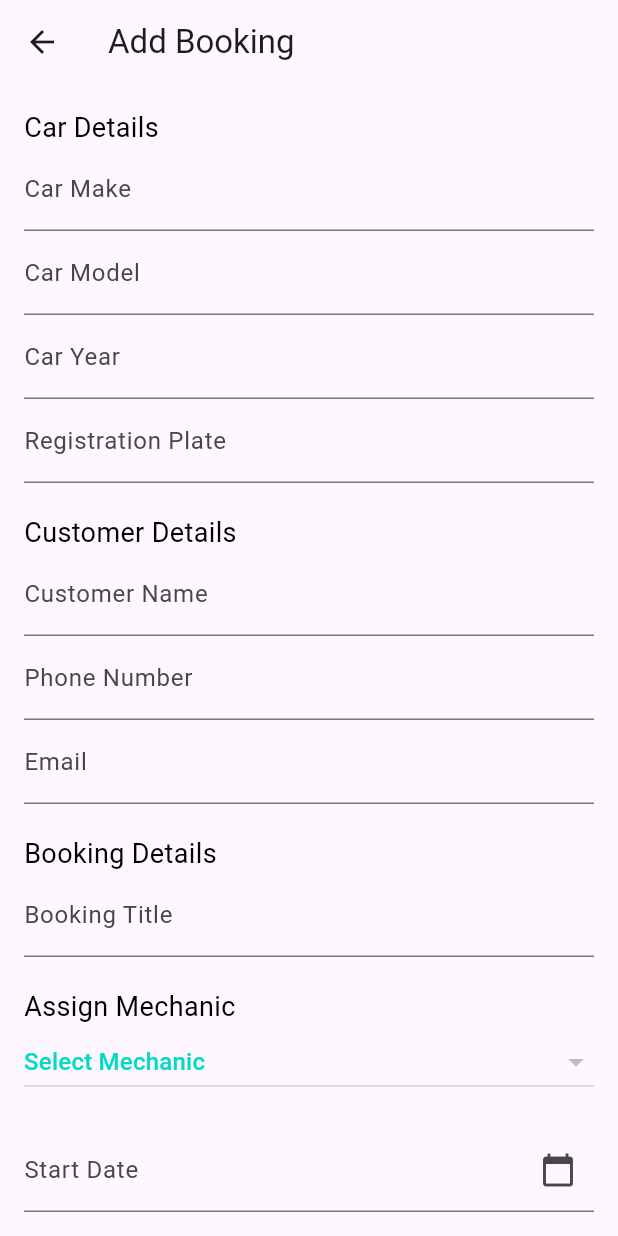
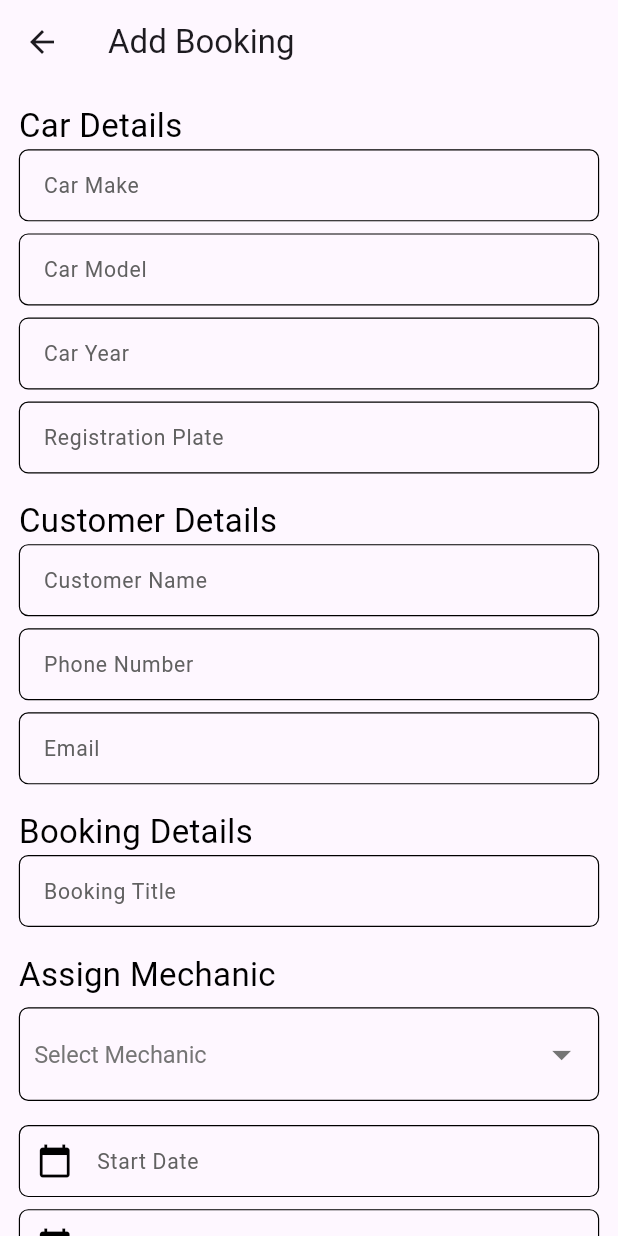
Before and after one commit to alxayeed/car_workshop, a Flutter app: the BookingsListScreen screen opened by its route, after a tap on the "add" icon, on a phone screen of 412 x 824 dp. Run offline on Flutter 3.47's test engine with Material 3 defaults, Android fonts, the phone set to English and light mode, and no system bars; our stand-ins replace cloud_firestore, dartz, equatable, firebase_auth, firebase_core, flutter_screenutil and 4 more; accounts and stored records are empty; statements that could not run were skipped.

Commit message:
UPDATE: code refactored. ui updated. reusable components added and used

```diff
--- /dev/null
+++ b/lib/core/common/widgets/custom_button.dart
@@ -0,0 +1,39 @@
+import 'package:flutter/material.dart';
+import 'package:flutter_screenutil/flutter_screenutil.dart';
+
+class CustomButton extends StatelessWidget {
+  final String labelText;
+  final Color backgroundColor;
+  final Color foregroundColor;
+  final VoidCallback? onPressed;
+
+  const CustomButton({
+    super.key,
+    required this.labelText,
+    this.backgroundColor = Colors.blue,
+    this.foregroundColor = Colors.white,
+    this.onPressed,
+  });
+
+  @override
+  Widget build(BuildContext context) {
+    return SizedBox(
+      width: double.infinity,
+      child: ElevatedButton(
+        style: ElevatedButton.styleFrom(
+          backgroundColor: backgroundColor,
+          foregroundColor: foregroundColor,
+          padding: EdgeInsets.symmetric(vertical: 16.h),
+          shape: RoundedRectangleBorder(
+            borderRadius: BorderRadius.circular(8.r),
+          ),
+        ),
+        onPressed: onPressed,
+        child: Text(
+          labelText,
+          style: TextStyle(fontSize: 24.sp),
+        ),
+      ),
+    );
+  }
+}
--- /dev/null
+++ b/lib/core/common/widgets/custom_dropdown_button.dart
@@ -0,0 +1,63 @@
+import 'package:flutter/material.dart';
+import 'package:flutter_screenutil/flutter_screenutil.dart';
+
+class CustomDropdownButton<T> extends StatelessWidget {
+  final List<DropdownMenuItem<T>> items;
+  final T? value;
+  final String hint;
+  final ValueChanged<T?> onChanged;
+  final String labelText;
+
+  const CustomDropdownButton({
+    super.key,
+    required this.items,
+    required this.value,
+    required this.hint,
+    required this.onChanged,
+    required this.labelText,
+  });
+
+  @override
+  Widget build(BuildContext context) {
+    return Column(
+      crossAxisAlignment: CrossAxisAlignment.start,
+      children: [
+        Text(
+          labelText,
+          style: TextStyle(fontSize: 28.sp),
+        ),
+        SizedBox(height: 8.h),
+        Container(
+          padding: EdgeInsets.symmetric(horizontal: 12.w, vertical: 8.h),
+          decoration: BoxDecoration(
+            border: Border.all(color: Colors.black, width: 1.w),
+            borderRadius: BorderRadius.circular(8.r),
+          ),
+          child: DropdownButtonHideUnderline(
+            child: DropdownButton<T>(
+              isExpanded: true,
+              value: value,
+              hint: Text(
+                hint,
+                style: TextStyle(fontSize: 20.sp, color: Colors.grey[600]),
+              ),
+              items: items,
+              onChanged: onChanged,
+              dropdownColor: Colors.white,
+              icon: Icon(
+                Icons.arrow_drop_down,
+                size: 38.sp,
+                color: Colors.grey[600],
+              ),
+              style: TextStyle(
+                color: Colors.black,
+                fontSize: 18.sp,
+                fontWeight: FontWeight.w400,
+              ),
+            ),
+          ),
+        ),
+      ],
+    );
+  }
+}
--- /dev/null
+++ b/lib/core/common/widgets/custom_text_field.dart
@@ -0,0 +1,54 @@
+import 'package:car_workshop/core/style/app_colors.dart';
+import 'package:flutter/material.dart';
+import 'package:flutter_screenutil/flutter_screenutil.dart';
+
+class CustomTextField extends StatelessWidget {
+  final TextEditingController controller;
+  final String hintText;
+  final bool obscureText;
+  final TextInputType keyboardType;
+  final IconData? prefixIcon;
+  final bool readOnly;
+  final VoidCallback? onTap;
+
+  const CustomTextField({
+    super.key,
+    required this.controller,
+    required this.hintText,
+    this.obscureText = false,
+    this.keyboardType = TextInputType.text,
+    this.prefixIcon,
+    this.readOnly = false,
+    this.onTap,
+  });
+
+  @override
+  Widget build(BuildContext context) {
+    return TextField(
+      controller: controller,
+      obscureText: obscureText,
+      keyboardType: keyboardType,
+      readOnly: readOnly,
+      onTap: onTap,
+      decoration: InputDecoration(
+        hintText: hintText,
+        hintStyle: TextStyle(
+            color: Colors.grey.shade700,
+            fontSize: 18.sp,
+            fontWeight: FontWeight.w400),
+        prefixIcon: prefixIcon != null
+            ? Icon(prefixIcon, color: AppColors.borderColor)
+            : null,
+        focusedBorder: OutlineInputBorder(
+          borderRadius: BorderRadius.circular(8.r),
+          borderSide: BorderSide(color: AppColors.borderColor, width: 1.w),
+        ),
+        enabledBorder: OutlineInputBorder(
+          borderRadius: BorderRadius.circular(8.r),
+          borderSide: BorderSide(color: AppColors.borderColor, width: 1.w),
+        ),
+        contentPadding: EdgeInsets.symmetric(vertical: 12.h, horizontal: 16.w),
+      ),
+    );
+  }
+}
--- /dev/null
+++ b/lib/core/common/widgets/widgets.dart
@@ -0,0 +1,3 @@
+export 'custom_button.dart';
+export 'custom_dropdown_button.dart';
+export 'custom_text_field.dart';
--- a/lib/core/constants/app_strings.dart
+++ b/lib/core/constants/app_strings.dart
@@ -1,6 +1,7 @@
 class AppStrings {
   static const String appTitle = "Car Workshop App";
   static const String login = "Login";
+  static const String logout = "Log Out";
   static const String register = "Register";
   static const String welcomeMessage = "Welcome to the Car Workshop App!";
   static const String pleaseWait = 'Please wait...';
@@ -10,10 +11,29 @@ class AppStrings {
   static const String name = 'Name';
   static const String email = 'Email';
   static const String password = 'Password';
+  static const String role = 'Role';
   static const String noAccount = "Don't have an account? ";
   static const String signUpLink = 'Register Now';
   static const String alreadyRegistered = 'Already registered? ';
   static const String loginLink = 'Login';
+  static const String profile = 'Profile';
+  static const String noDataAvailable = 'No user data available.';
+  static const String addBooking = 'Add Booking';
+
+  static const String carDetails = 'Car Details';
+  static const String carMake = 'Car Make';
+  static const String carModel = 'Car Model';
+  static const String carYear = 'Car Year';
+  static const String registrationPlate = 'Registration Plate';
+  static const String customerDetails = 'Customer Details';
+  static const String customerName = 'Customer Name';
+  static const String phoneNumber = 'Phone Number';
+  static const String bookingDetails = 'Booking Details';
+  static const String bookingTitle = 'Booking Title';
+  static const String assignMechanic = 'Assign Mechanic';
+  static const String selectMechanic = 'Select Mechanic';
+  static const String startDate = 'Start Date';
+  static const String endDate = 'End Date';
 
   //Get Storage
   static const String loggedUser = 'logged_user';
--- a/lib/core/style/app_colors.dart
+++ b/lib/core/style/app_colors.dart
@@ -1,7 +1,11 @@
 import 'package:flutter/material.dart';
 
 class AppColors {
-  static const Color primary = Color(0xFF6200EE);
+  static const Color primary = Colors.teal;
+  static const Color borderColor = Colors.black;
+  static Color iconColor = Colors.grey.shade700;
+  static Color textColor = Colors.black;
+
   static const Color accent = Color(0xFF03DAC6);
   static const Color text = Color(0xFF000000);
   static const Color primaryDark = Color(0xFF3700B3);
--- a/lib/features/bookings/presentation/screens/add_booking_screen.dart
+++ b/lib/features/bookings/presentation/screens/add_booking_screen.dart
@@ -1,14 +1,16 @@
-// ignore_for_file: must_be_immutable
-
+import 'package:car_workshop/core/constants/app_strings.dart';
 import 'package:flutter/material.dart';
+import 'package:flutter_screenutil/flutter_screenutil.dart';
 import 'package:get/get.dart';
 
+import '../../../../core/common/widgets/widgets.dart';
 import '../../../auth/domain/entities/user_entity.dart';
 import '../../domain/entities/booking_entity.dart';
 import '../../domain/entities/car_entity.dart';
 import '../../domain/entities/customer_entity.dart';
 import '../controllers/booking_controller.dart';
 
+// ignore: must_be_immutable
 class AddBookingScreen extends StatelessWidget {
   final BookingsController bookingsController = Get.find<BookingsController>();
 
@@ -48,60 +50,66 @@ class AddBookingScreen extends StatelessWidget {
   Widget build(BuildContext context) {
     return Scaffold(
       appBar: AppBar(
-        title: const Text('Add Booking'),
+        title: const Text(AppStrings.addBooking),
       ),
       body: SingleChildScrollView(
-        padding: const EdgeInsets.all(16.0),
+        padding: EdgeInsets.all(16.w),
         child: Column(
           crossAxisAlignment: CrossAxisAlignment.start,
           children: [
-            const Text('Car Details', style: TextStyle(fontSize: 18)),
-            TextField(
+            Text(
+              AppStrings.carDetails,
+              style: TextStyle(fontSize: 28.sp),
+            ),
+            CustomTextField(
               controller: carMakeController,
-              decoration: const InputDecoration(labelText: 'Car Make'),
+              hintText: AppStrings.carMake,
             ),
-            TextField(
+            SizedBox(height: 10.h),
+            CustomTextField(
               controller: carModelController,
-              decoration: const InputDecoration(labelText: 'Car Model'),
+              hintText: AppStrings.carModel,
             ),
-            TextField(
+            SizedBox(height: 10.h),
+            CustomTextField(
               controller: carYearController,
+              hintText: AppStrings.carYear,
               keyboardType: TextInputType.number,
-              decoration: const InputDecoration(labelText: 'Car Year'),
             ),
-            TextField(
+            SizedBox(height: 10.h),
+            CustomTextField(
               controller: carRegistrationPlateController,
-              decoration:
-                  const InputDecoration(labelText: 'Registration Plate'),
+              hintText: AppStrings.registrationPlate,
             ),
-            const SizedBox(height: 20),
-            const Text('Customer Details', style: TextStyle(fontSize: 18)),
-            TextField(
+            SizedBox(height: 20.h),
+            Text(AppStrings.customerDetails, style: TextStyle(fontSize: 28.sp)),
+            CustomTextField(
               controller: customerNameController,
-              decoration: const InputDecoration(labelText: 'Customer Name'),
+              hintText: AppStrings.customerName,
             ),
-            TextField(
+            SizedBox(height: 10.h),
+            CustomTextField(
               controller: customerPhoneNumberController,
+              hintText: AppStrings.phoneNumber,
               keyboardType: TextInputType.phone,
-              decoration: const InputDecoration(labelText: 'Phone Number'),
             ),
-            TextField(
+            SizedBox(height: 10.h),
+            CustomTextField(
               controller: customerEmailController,
+              hintText: AppStrings.email,
               keyboardType: TextInputType.emailAddress,
-              decoration: const InputDecoration(labelText: 'Email'),
             ),
-            const SizedBox(height: 20),
-            const Text('Booking Details', style: TextStyle(fontSize: 18)),
-            TextField(
+            SizedBox(height: 20.h),
+            Text(AppStrings.bookingDetails, style: TextStyle(fontSize: 28.sp)),
+            CustomTextField(
               controller: titleController,
-              decoration: const InputDecoration(labelText: 'Booking Title'),
+              hintText: AppStrings.bookingTitle,
             ),
-            const SizedBox(height: 20),
-            const Text('Assign Mechanic', style: TextStyle(fontSize: 18)),
-            Obx(() => DropdownButton<UserEntity>(
-                  hint: const Text('Select Mechanic'),
+            SizedBox(height: 20.h),
+            Obx(() => CustomDropdownButton<UserEntity>(
+                  labelText: AppStrings.assignMechanic,
+                  hint: AppStrings.selectMechanic,
                   value: selectedMechanic.value,
-                  isExpanded: true,
                   items: bookingsController.mechanics
                       .map(
                         (mechanic) => DropdownMenuItem<UserEntity>(
@@ -114,29 +122,33 @@ class AddBookingScreen extends StatelessWidget {
                     selectedMechanic.value = value;
                   },
                 )),
-            const SizedBox(height: 20),
-            TextField(
+            SizedBox(height: 20.h),
+            CustomTextField(
               controller: startDateTimeController,
+              hintText: AppStrings.startDate,
+              prefixIcon: Icons.calendar_today,
+              obscureText: false,
+              keyboardType: TextInputType.datetime,
               readOnly: true,
-              decoration: const InputDecoration(
-                labelText: 'Start Date',
-                suffixIcon: Icon(Icons.calendar_today),
-              ),
               onTap: () => _selectDate(context, startDateTimeController),
             ),
-            TextField(
+            SizedBox(height: 10.h),
+            CustomTextField(
               controller: endDateTimeController,
+              hintText: AppStrings.endDate,
+              prefixIcon: Icons.calendar_today,
+              obscureText: false,
+              keyboardType: TextInputType.datetime,
               readOnly: true,
-              decoration: const InputDecoration(
-                labelText: 'End Date',
-                suffixIcon: Icon(Icons.calendar_today),
-              ),
               onTap: () => _selectDate(context, endDateTimeController),
             ),
-            const SizedBox(height: 20),
-            Obx(() => bookingsController.isAddingBooking.value
-                ? const CircularProgressIndicator()
-                : ElevatedButton(
+            SizedBox(height: 20.h),
+            Obx(() => CustomButton(
+                  labelText: bookingsController.isAddingBooking.value
+                      ? AppStrings.pleaseWait
+                      : AppStrings.addBooking,
+                  backgroundColor: Colors.blue, // Adjust color if needed
+                  foregroundColor: Colors.white,
                   onPressed: () {
                     final int carYear = int.parse(carYearController.text);
 
@@ -166,7 +178,6 @@ class AddBookingScreen extends StatelessWidget {
 
                     bookingsController.addBooking(booking);
                   },
-                    child: const Text('Add Booking'),
                 )),
           ],
         ),
--- a/lib/features/bookings/presentation/screens/bookig_list_screen.dart
+++ b/lib/features/bookings/presentation/screens/bookig_list_screen.dart
@@ -1,3 +1,4 @@
+import 'package:car_workshop/core/style/app_colors.dart';
 import 'package:car_workshop/features/bookings/presentation/screens/week_view_bookings_screen.dart';
 import 'package:flutter/material.dart';
 import 'package:get/get.dart';
@@ -66,11 +67,15 @@ class _BookingsListScreenState extends State<BookingsListScreen> {
           ],
         ),
         floatingActionButton: FloatingActionButton(
+          backgroundColor: AppColors.primary,
           onPressed: () {
             Get.to(() => AddBookingScreen());
           },
           tooltip: 'Add Booking',
-          child: const Icon(Icons.add),
+          child: const Icon(
+            Icons.add,
+            color: Colors.white,
+          ),
         ),
       ),
     );
--- a/lib/features/bookings/presentation/widgets/booking_card.dart
+++ b/lib/features/bookings/presentation/widgets/booking_card.dart
@@ -15,6 +15,7 @@ class BookingCard extends StatelessWidget {
     return Card(
       margin: const EdgeInsets.symmetric(vertical: 4.0, horizontal: 8.0),
       elevation: 2,
+      color: Colors.teal.shade50,
       child: Padding(
         padding: const EdgeInsets.all(8.0),
         child: Column(
@@ -39,7 +40,7 @@ class BookingCard extends StatelessWidget {
             const SizedBox(height: 4.0),
             Text(
               'From: ${dateFormat.format(DateTime.parse(booking.startDateTime.toString()))}',
-              style: const TextStyle(fontSize: 12, color: Colors.grey),
+              style: const TextStyle(fontSize: 12),
             ),
           ],
         ),
```
Also changed, not shown: lib/features/auth/presentation/screens/login_screen.dart (+19 -25 lines), lib/features/auth/presentation/screens/profile_screen.dart (+33 -23 lines), lib/features/auth/presentation/screens/register_screen.dart (+24 -33 lines), lib/features/auth/presentation/widgets/custom_text_field.dart (deleted, +0 -31 lines), lib/core/common/.gitkeep.dart (deleted). Lines whose indentation alone changed are shown as unchanged.
